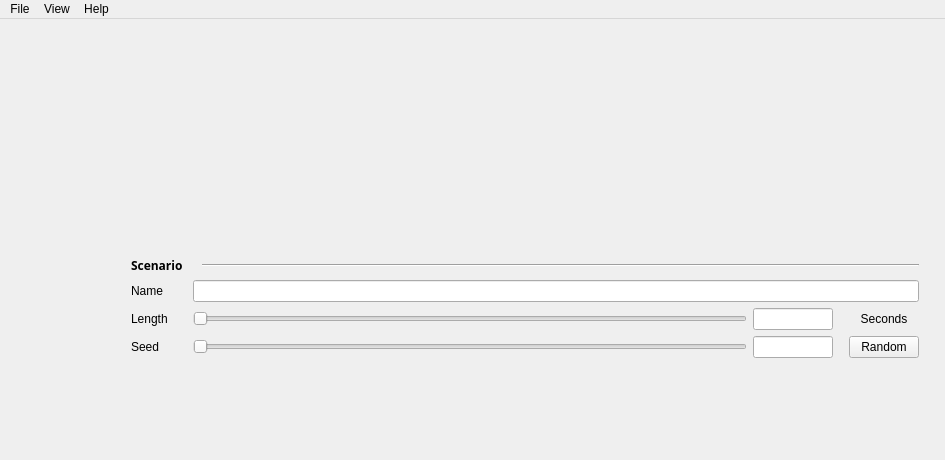
Above: src/gui/mainwindow.ui from windy32/algts before the change. Below: the same form after it.
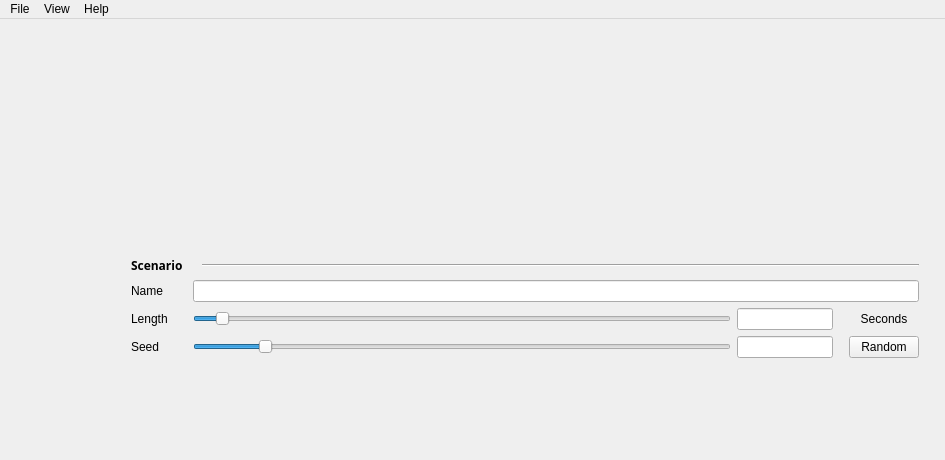
That is the form after the change. The open tabs and pages were chosen to show the change. Custom widgets are drawn as their Qt base class.

Diff of the .ui file:
```diff
--- a/src/gui/mainwindow.ui
+++ b/src/gui/mainwindow.ui
@@ -421,7 +421,16 @@
                </widget>
               </item>
               <item>
-               <widget class="QSlider" name="sldP22Length">
+               <widget class="QSlider" name="sldP21Length">
+                <property name="minimum">
+                 <number>10</number>
+                </property>
+                <property name="maximum">
+                 <number>1200</number>
+                </property>
+                <property name="value">
+                 <number>60</number>
+                </property>
                 <property name="orientation">
                  <enum>Qt::Horizontal</enum>
                 </property>
@@ -431,16 +440,19 @@
                <widget class="QLineEdit" name="txtP21Length">
                 <property name="minimumSize">
                  <size>
-                  <width>80</width>
+                  <width>96</width>
                   <height>0</height>
                  </size>
                 </property>
                 <property name="maximumSize">
                  <size>
-                  <width>80</width>
+                  <width>96</width>
                   <height>16777215</height>
                  </size>
                 </property>
+                <property name="readOnly">
+                 <bool>true</bool>
+                </property>
                </widget>
               </item>
               <item>
@@ -512,6 +524,12 @@
               </item>
               <item>
                <widget class="QSlider" name="sldP21Seed">
+                <property name="maximum">
+                 <number>2000000000</number>
+                </property>
+                <property name="value">
+                 <number>12345</number>
+                </property>
                 <property name="orientation">
                  <enum>Qt::Horizontal</enum>
                 </property>
@@ -521,16 +539,19 @@
                <widget class="QLineEdit" name="txtP21Seed">
                 <property name="minimumSize">
                  <size>
-                  <width>80</width>
+                  <width>96</width>
                   <height>0</height>
                  </size>
                 </property>
                 <property name="maximumSize">
                  <size>
-                  <width>80</width>
+                  <width>96</width>
                   <height>16777215</height>
                  </size>
                 </property>
+                <property name="readOnly">
+                 <bool>true</bool>
+                </property>
                </widget>
               </item>
               <item>
```
Left out of the diff: 4 changed lines with no effect on the pictures.
